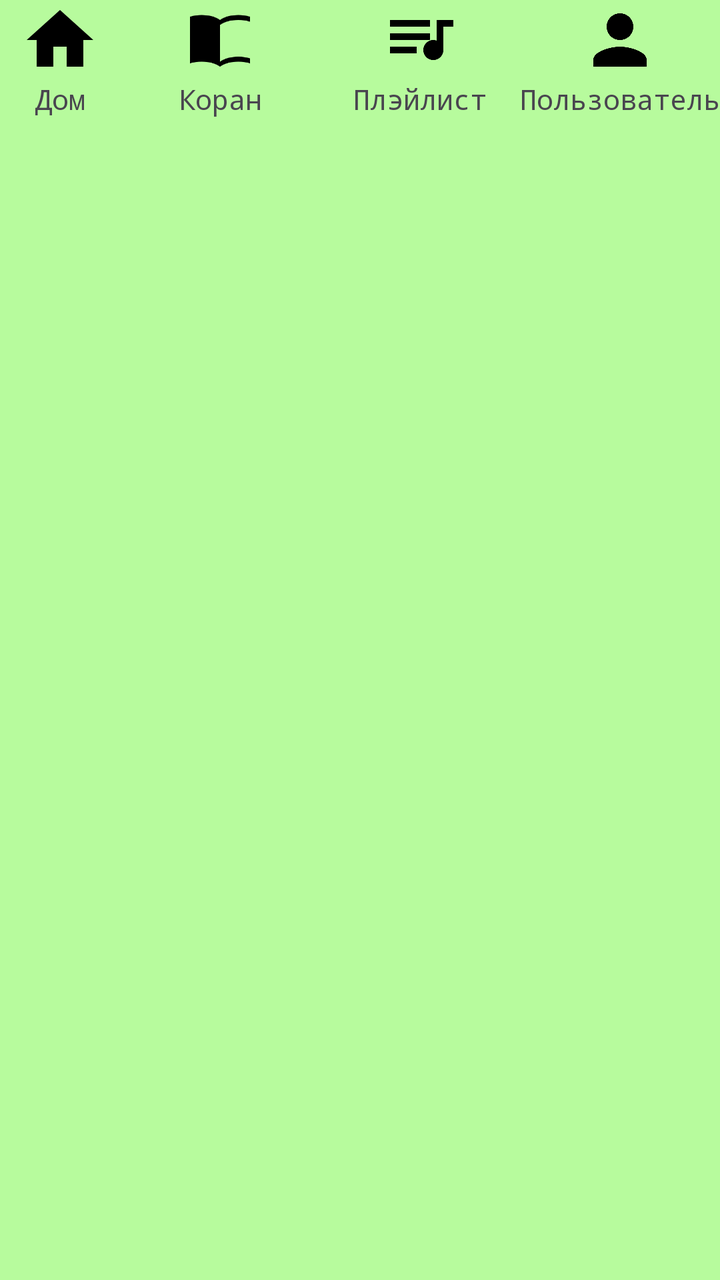
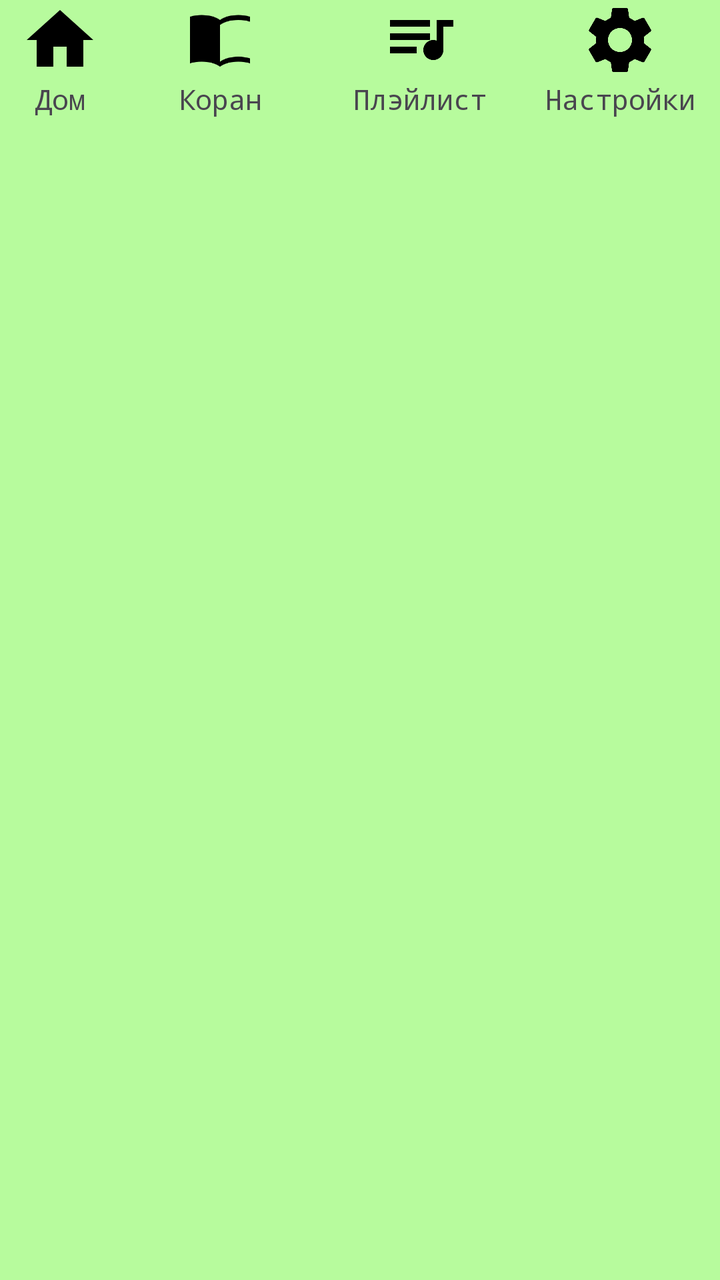

An Android layout rendered at two revisions. The XML below is the earlier revision; the diff shows what the commit changed to produce the second picture.
<!-- AndroidManifest.xml: application theme Theme.YchiCoran -->
<!-- res/layout/down_navbar.xml -->
<?xml version="1.0" encoding="utf-8"?>
<LinearLayout xmlns:android="http://schemas.android.com/apk/res/android"
    xmlns:app="http://schemas.android.com/apk/res-auto"
    android:id="@+id/down_menu"
    android:layout_width="match_parent"
    android:layout_height="60dp"
    android:layout_marginBottom="20dp"
    android:background="#9989FF5D"
    android:baselineAligned="false"
    android:orientation="horizontal"
    app:layout_constraintBottom_toBottomOf="parent"
    app:layout_constraintEnd_toEndOf="parent"
    app:layout_constraintHorizontal_bias="0.55"
    app:layout_constraintStart_toStartOf="parent">

    <LinearLayout
        android:id="@+id/menu_home"
        android:layout_width="100dp"
        android:layout_height="match_parent"
        android:layout_weight="100"
        android:clickable="true"
        android:orientation="vertical">

        <ImageView
            android:id="@+id/imageView"
            android:layout_width="match_parent"
            android:layout_height="40dp"
            app:srcCompat="@drawable/ic_menu_home" />

        <TextView
            android:id="@+id/textView"
            android:layout_width="match_parent"
            android:layout_height="wrap_content"
            android:fontFamily="monospace"
            android:text="@string/down_menu_home"
            android:textAlignment="center" />
    </LinearLayout>

    <LinearLayout
        android:id="@+id/menu_quran"
        android:layout_width="100dp"
        android:layout_height="match_parent"
        android:clickable="true"
        android:orientation="vertical">

        <ImageView
            android:id="@+id/imageView2"
            android:layout_width="match_parent"
            android:layout_height="40dp"
            app:srcCompat="@drawable/ic_menu_quran" />

        <TextView
            android:id="@+id/textView2"
            android:layout_width="match_parent"
            android:layout_height="wrap_content"
            android:fontFamily="monospace"
            android:text="@string/down_menu_quran"
            android:textAlignment="center" />
    </LinearLayout>

    <LinearLayout
        android:id="@+id/menu_play_list"
        android:layout_width="100dp"
        android:layout_height="match_parent"
        android:clickable="true"
        android:orientation="vertical">

        <ImageView
            android:id="@+id/imageView5"
            android:layout_width="match_parent"
            android:layout_height="40dp"
            app:srcCompat="@drawable/ic_menu_play_list" />

        <TextView
            android:id="@+id/textView5"
            android:layout_width="match_parent"
            android:layout_height="wrap_content"
            android:fontFamily="monospace"
            android:text="@string/down_menu_play_list"
            android:textAlignment="center" />
    </LinearLayout>

    <LinearLayout
        android:id="@+id/menu_user"
        android:layout_width="100dp"
        android:layout_height="match_parent"
        android:clickable="true"
        android:orientation="vertical">

        <ImageView
            android:id="@+id/imageView6"
            android:layout_width="match_parent"
            android:layout_height="40dp"
            app:srcCompat="@drawable/ic_menu_user" />

        <TextView
            android:id="@+id/textView6"
            android:layout_width="match_parent"
            android:layout_height="wrap_content"
            android:fontFamily="monospace"
            android:text="@string/down_menu_user"
            android:textAlignment="center" />
    </LinearLayout>
</LinearLayout>
<!-- resources referenced by this layout -->
<resources>
  <!-- drawable ic_menu_home (drawable) -->
  ﻿<?xml version="1.0" encoding="utf-8"?>
  <vector xmlns:android="http://schemas.android.com/apk/res/android"
      android:width="24dp"
      android:height="24dp"
      android:viewportWidth="24"
      android:viewportHeight="24">
      <path
          android:fillColor="#FF000000"
  
  
          android:pathData="M10,20V14H14V20H19V12H22L12,3L2,12H5V20H10Z" />
  </vector>
  <!-- drawable ic_menu_play_list (drawable) -->
  ﻿<?xml version="1.0" encoding="utf-8"?>
  <vector xmlns:android="http://schemas.android.com/apk/res/android"
      android:width="24dp"
      android:height="24dp"
      android:viewportWidth="24"
      android:viewportHeight="24">
      <path
          android:fillColor="#FF000000"
          android:pathData="M15,6H3V8H15V6ZM15,10H3V12H15V10ZM3,16H11V14H3V16ZM17,6V12.18C16.69,12.07 16.35,12 16,12C14.34,12 13,13.34 13,15C13,16.66 14.34,18 16,18C17.66,18 19,16.66 19,15V8H22V6H17Z" />
  </vector>
  <!-- drawable ic_menu_quran (drawable) -->
  ﻿<?xml version="1.0" encoding="utf-8"?>
  <vector xmlns:android="http://schemas.android.com/apk/res/android"
      android:width="24dp"
      android:height="24dp"
      android:viewportWidth="24"
      android:viewportHeight="24">
      <path
          android:fillColor="#FF000000"
          android:pathData="M21,5c-1.11,-0.35 -2.33,-0.5 -3.5,-0.5 -1.95,0 -4.05,0.4 -5.5,1.5 -1.45,-1.1 -3.55,-1.5 -5.5,-1.5 -1.17,0 -2.39,0.15 -3.5,0.5V19c1.11,-0.35 2.33,-0.5 3.5,-0.5 1.95,0 4.05,0.4 5.5,1.5 1.45,-1.1 3.55,-1.5 5.5,-1.5 1.17,0 2.39,0.15 3.5,0.5V5zM21,17.5c-1.11,-0.35 -2.33,-0.5 -3.5,-0.5 -1.95,0 -4.05,0.4 -5.5,1.5V7.5c1.45,-1.1 3.55,-1.5 5.5,-1.5 1.17,0 2.39,0.15 3.5,0.5V17.5z" />
  </vector>
  <!-- drawable ic_menu_user (drawable) -->
  ﻿<?xml version="1.0" encoding="utf-8"?>
  <vector xmlns:android="http://schemas.android.com/apk/res/android"
      android:width="24dp"
      android:height="24dp"
      android:viewportWidth="24"
      android:viewportHeight="24">
      <path
          android:fillColor="#FF000000"
          android:pathData="M12,12c2.21,0 4,-1.79 4,-4s-1.79,-4 -4,-4 -4,1.79 -4,4 1.79,4 4,4zM12,14c-2.67,0 -8,1.34 -8,4v2h16v-2c0,-2.66 -5.33,-4 -8,-4z" />
  </vector>
  <string name="down_menu_home">Дом</string>
  <string name="down_menu_play_list">Плэйлист</string>
  <string name="down_menu_quran">Коран</string>
  <string name="down_menu_user">Пользователь</string>
  <style name="Theme.YchiCoran" parent="Base.Theme.YchiCoran" />
  <style name="Base.Theme.YchiCoran" parent="Theme.Material3.DayNight.NoActionBar">
      </style>
</resources>

<!-- the commit's change to res/layout/down_navbar.xml (unified diff, before → after) -->
@@ -81,7 +81,7 @@
     </LinearLayout>
 
     <LinearLayout
-        android:id="@+id/menu_user"
+        android:id="@+id/menu_settings"
         android:layout_width="100dp"
         android:layout_height="match_parent"
         android:clickable="true"
@@ -91,14 +91,14 @@
             android:id="@+id/imageView6"
             android:layout_width="match_parent"
             android:layout_height="40dp"
-            app:srcCompat="@drawable/ic_menu_user" />
+            app:srcCompat="@drawable/ic_menu_settings" />
 
         <TextView
             android:id="@+id/textView6"
             android:layout_width="match_parent"
             android:layout_height="wrap_content"
             android:fontFamily="monospace"
-            android:text="@string/down_menu_user"
+            android:text="@string/down_menu_settings"
             android:textAlignment="center" />
     </LinearLayout>
 </LinearLayout>
<!-- resource entries referenced after the edit -->
@@ -35,21 +35,16 @@
           android:fillColor="#FF000000"
           android:pathData="M21,5c-1.11,-0.35 -2.33,-0.5 -3.5,-0.5 -1.95,0 -4.05,0.4 -5.5,1.5 -1.45,-1.1 -3.55,-1.5 -5.5,-1.5 -1.17,0 -2.39,0.15 -3.5,0.5V19c1.11,-0.35 2.33,-0.5 3.5,-0.5 1.95,0 4.05,0.4 5.5,1.5 1.45,-1.1 3.55,-1.5 5.5,-1.5 1.17,0 2.39,0.15 3.5,0.5V5zM21,17.5c-1.11,-0.35 -2.33,-0.5 -3.5,-0.5 -1.95,0 -4.05,0.4 -5.5,1.5V7.5c1.45,-1.1 3.55,-1.5 5.5,-1.5 1.17,0 2.39,0.15 3.5,0.5V17.5z" />
   </vector>
-  <!-- drawable ic_menu_user (drawable) -->
-  ﻿<?xml version="1.0" encoding="utf-8"?>
-  <vector xmlns:android="http://schemas.android.com/apk/res/android"
-      android:width="24dp"
-      android:height="24dp"
-      android:viewportWidth="24"
-      android:viewportHeight="24">
-      <path
-          android:fillColor="#FF000000"
-          android:pathData="M12,12c2.21,0 4,-1.79 4,-4s-1.79,-4 -4,-4 -4,1.79 -4,4 1.79,4 4,4zM12,14c-2.67,0 -8,1.34 -8,4v2h16v-2c0,-2.66 -5.33,-4 -8,-4z" />
+  <!-- drawable ic_menu_settings (drawable) -->
+  <vector xmlns:android="http://schemas.android.com/apk/res/android" android:height="24dp" android:tint="#000000" android:viewportHeight="24" android:viewportWidth="24" android:width="24dp">
+        
+      <path android:fillColor="@android:color/white" android:pathData="M19.14,12.94c0.04,-0.3 0.06,-0.61 0.06,-0.94c0,-0.32 -0.02,-0.64 -0.07,-0.94l2.03,-1.58c0.18,-0.14 0.23,-0.41 0.12,-0.61l-1.92,-3.32c-0.12,-0.22 -0.37,-0.29 -0.59,-0.22l-2.39,0.96c-0.5,-0.38 -1.03,-0.7 -1.62,-0.94L14.4,2.81c-0.04,-0.24 -0.24,-0.41 -0.48,-0.41h-3.84c-0.24,0 -0.43,0.17 -0.47,0.41L9.25,5.35C8.66,5.59 8.12,5.92 7.63,6.29L5.24,5.33c-0.22,-0.08 -0.47,0 -0.59,0.22L2.74,8.87C2.62,9.08 2.66,9.34 2.86,9.48l2.03,1.58C4.84,11.36 4.8,11.69 4.8,12s0.02,0.64 0.07,0.94l-2.03,1.58c-0.18,0.14 -0.23,0.41 -0.12,0.61l1.92,3.32c0.12,0.22 0.37,0.29 0.59,0.22l2.39,-0.96c0.5,0.38 1.03,0.7 1.62,0.94l0.36,2.54c0.05,0.24 0.24,0.41 0.48,0.41h3.84c0.24,0 0.44,-0.17 0.47,-0.41l0.36,-2.54c0.59,-0.24 1.13,-0.56 1.62,-0.94l2.39,0.96c0.22,0.08 0.47,0 0.59,-0.22l1.92,-3.32c0.12,-0.22 0.07,-0.47 -0.12,-0.61L19.14,12.94zM12,15.6c-1.98,0 -3.6,-1.62 -3.6,-3.6s1.62,-3.6 3.6,-3.6s3.6,1.62 3.6,3.6S13.98,15.6 12,15.6z"/>
+      
   </vector>
   <string name="down_menu_home">Дом</string>
   <string name="down_menu_play_list">Плэйлист</string>
   <string name="down_menu_quran">Коран</string>
-  <string name="down_menu_user">Пользователь</string>
+  <string name="down_menu_settings">Настройки</string>
   <style name="Theme.YchiCoran" parent="Base.Theme.YchiCoran" />
   <style name="Base.Theme.YchiCoran" parent="Theme.Material3.DayNight.NoActionBar">
       </style>
